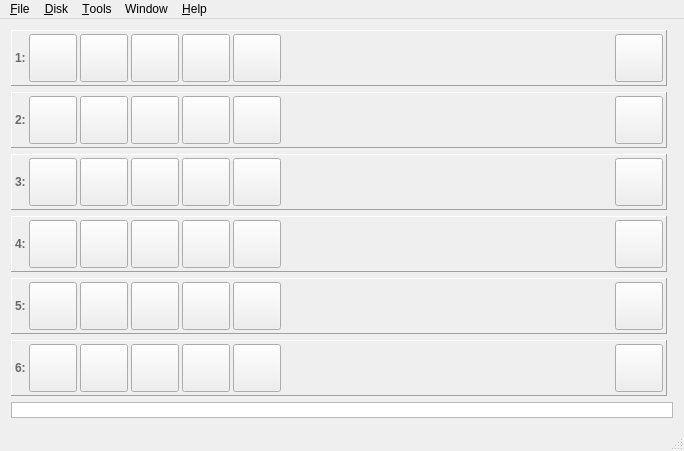
Old version of the form mainwindow.ui in the repository greblus/aspeqt.
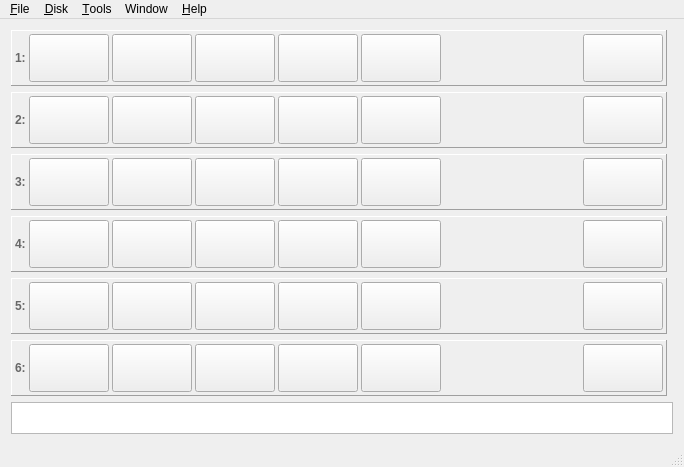
New version of the form. Icons and pictures are not drawn.

Commit message: Mainwindow: buttons are much bigger now. FTDI works reliably. PL2303 still isn't. I've to find correct timing for it.

Diff of the .ui file:
```diff
--- a/mainwindow.ui
+++ b/mainwindow.ui
@@ -46,7 +46,7 @@
        <bool>true</bool>
       </property>
       <property name="sizePolicy">
-       <sizepolicy hsizetype="Expanding" vsizetype="Fixed">
+       <sizepolicy hsizetype="Expanding" vsizetype="Expanding">
         <horstretch>0</horstretch>
         <verstretch>0</verstretch>
        </sizepolicy>
@@ -57,6 +57,12 @@
         <height>0</height>
        </size>
       </property>
+      <property name="maximumSize">
+       <size>
+        <width>16777215</width>
+        <height>100</height>
+       </size>
+      </property>
       <property name="contextMenuPolicy">
        <enum>Qt::ActionsContextMenu</enum>
       </property>
@@ -152,6 +158,12 @@
          <property name="enabled">
           <bool>true</bool>
          </property>
+         <property name="sizePolicy">
+          <sizepolicy hsizetype="Expanding" vsizetype="Expanding">
+           <horstretch>0</horstretch>
+           <verstretch>0</verstretch>
+          </sizepolicy>
+         </property>
          <property name="minimumSize">
           <size>
            <width>48</width>
@@ -160,8 +172,14 @@
          </property>
          <property name="maximumSize">
           <size>
-           <width>48</width>
-           <height>48</height>
+           <width>80</width>
+           <height>80</height>
+          </size>
+         </property>
+         <property name="sizeIncrement">
+          <size>
+           <width>1</width>
+           <height>1</height>
           </size>
          </property>
          <property name="iconSize">
@@ -177,6 +195,12 @@
          <property name="enabled">
           <bool>true</bool>
          </property>
+         <property name="sizePolicy">
+          <sizepolicy hsizetype="Expanding" vsizetype="Expanding">
+           <horstretch>0</horstretch>
+           <verstretch>0</verstretch>
+          </sizepolicy>
+         </property>
          <property name="minimumSize">
           <size>
            <width>48</width>
@@ -185,8 +209,14 @@
          </property>
          <property name="maximumSize">
           <size>
-           <width>48</width>
-           <height>48</height>
+           <width>80</width>
+           <height>80</height>
+          </size>
+         </property>
+         <property name="sizeIncrement">
+          <size>
+           <width>1</width>
+           <height>1</height>
           </size>
          </property>
          <property name="iconSize">
@@ -202,6 +232,12 @@
          <property name="enabled">
           <bool>true</bool>
          </property>
+         <property name="sizePolicy">
+          <sizepolicy hsizetype="Expanding" vsizetype="Expanding">
+           <horstretch>0</horstretch>
+           <verstretch>0</verstretch>
+          </sizepolicy>
+         </property>
          <property name="minimumSize">
           <size>
            <width>48</width>
@@ -210,8 +246,14 @@
          </property>
          <property name="maximumSize">
           <size>
-           <width>48</width>
-           <height>48</height>
+           <width>80</width>
+           <height>80</height>
+          </size>
+         </property>
+         <property name="sizeIncrement">
+          <size>
+           <width>1</width>
+           <height>1</height>
           </size>
          </property>
          <property name="iconSize">
@@ -230,6 +272,12 @@
          <property name="enabled">
           <bool>true</bool>
          </property>
+         <property name="sizePolicy">
+          <sizepolicy hsizetype="Expanding" vsizetype="Expanding">
+           <horstretch>0</horstretch>
+           <verstretch>0</verstretch>
+          </sizepolicy>
+         </property>
          <property name="minimumSize">
           <size>
            <width>48</width>
@@ -238,8 +286,14 @@
          </property>
          <property name="maximumSize">
           <size>
-           <width>48</width>
-           <height>48</height>
+           <width>80</width>
+           <height>80</height>
+          </size>
+         </property>
+         <property name="sizeIncrement">
+          <size>
+           <width>1</width>
+           <height>1</height>
           </size>
          </property>
          <property name="text">
@@ -261,6 +315,12 @@
          <property name="enabled">
           <bool>true</bool>
          </property>
+         <property name="sizePolicy">
+          <sizepolicy hsizetype="Expanding" vsizetype="Expanding">
+           <horstretch>0</horstretch>
+           <verstretch>0</verstretch>
+          </sizepolicy>
+         </property>
          <property name="minimumSize">
           <size>
            <width>48</width>
@@ -269,8 +329,14 @@
          </property>
          <property name="maximumSize">
           <size>
-           <width>48</width>
-           <height>48</height>
+           <width>80</width>
+           <height>80</height>
+          </size>
+         </property>
+         <property name="sizeIncrement">
+          <size>
+           <width>1</width>
+           <height>1</height>
           </size>
          </property>
          <property name="iconSize">
@@ -413,6 +479,12 @@
          <property name="enabled">
           <bool>true</bool>
          </property>
+         <property name="sizePolicy">
+          <sizepolicy hsizetype="Expanding" vsizetype="Expanding">
+           <horstretch>0</horstretch>
+           <verstretch>0</verstretch>
+          </sizepolicy>
+         </property>
          <property name="minimumSize">
           <size>
            <width>48</width>
@@ -421,8 +493,14 @@
          </property>
          <property name="maximumSize">
           <size>
-           <width>48</width>
-           <height>48</height>
+           <width>80</width>
+           <height>80</height>
+          </size>
+         </property>
+         <property name="sizeIncrement">
+          <size>
+           <width>1</width>
+           <height>1</height>
           </size>
          </property>
          <property name="iconSize">
@@ -442,7 +520,7 @@
        <bool>true</bool>
       </property>
       <property name="sizePolicy">
-       <sizepolicy hsizetype="Expanding" vsizetype="Fixed">
+       <sizepolicy hsizetype="Expanding" vsizetype="Expanding">
         <horstretch>0</horstretch>
         <verstretch>0</verstretch>
        </sizepolicy>
@@ -453,6 +531,12 @@
         <height>0</height>
        </size>
       </property>
+      <property name="maximumSize">
+       <size>
+        <width>16777215</width>
+        <height>100</height>
+       </size>
+      </property>
       <property name="contextMenuPolicy">
        <enum>Qt::ActionsContextMenu</enum>
       </property>
@@ -548,6 +632,12 @@
          <property name="enabled">
           <bool>true</bool>
          </property>
+         <property name="sizePolicy">
+          <sizepolicy hsizetype="Expanding" vsizetype="Expanding">
+           <horstretch>0</horstretch>
+           <verstretch>0</verstretch>
+          </sizepolicy>
+         </property>
          <property name="minimumSize">
           <size>
            <width>48</width>
@@ -556,8 +646,14 @@
          </property>
          <property name="maximumSize">
           <size>
-           <width>48</width>
-           <height>48</height>
+           <width>80</width>
+           <height>80</height>
+          </size>
+         </property>
+         <property name="sizeIncrement">
+          <size>
+           <width>1</width>
+           <height>1</height>
           </size>
          </property>
          <property name="iconSize">
@@ -573,6 +669,12 @@
          <property name="enabled">
           <bool>true</bool>
          </property>
+         <property name="sizePolicy">
+          <sizepolicy hsizetype="Expanding" vsizetype="Expanding">
+           <horstretch>0</horstretch>
+           <verstretch>0</verstretch>
+          </sizepolicy>
+         </property>
          <property name="minimumSize">
           <size>
            <width>48</width>
@@ -581,8 +683,14 @@
          </property>
          <property name="maximumSize">
           <size>
-           <width>48</width>
-           <height>48</height>
+           <width>80</width>
+           <height>80</height>
+          </size>
+         </property>
+         <property name="sizeIncrement">
+          <size>
+           <width>1</width>
+           <height>1</height>
           </size>
          </property>
          <property name="iconSize">
@@ -598,6 +706,12 @@
          <property name="enabled">
           <bool>true</bool>
          </property>
+         <property name="sizePolicy">
+          <sizepolicy hsizetype="Expanding" vsizetype="Expanding">
+           <horstretch>0</horstretch>
+           <verstretch>0</verstretch>
+          </sizepolicy>
+         </property>
          <property name="minimumSize">
           <size>
            <width>48</width>
@@ -606,8 +720,14 @@
          </property>
          <property name="maximumSize">
           <size>
-           <width>48</width>
-           <height>48</height>
+           <width>80</width>
+           <height>80</height>
+          </size>
+         </property>
+         <property name="sizeIncrement">
+          <size>
+           <width>1</width>
+           <height>1</height>
           </size>
          </property>
          <property name="iconSize">
@@ -626,6 +746,12 @@
          <property name="enabled">
           <bool>true</bool>
          </property>
+         <property name="sizePolicy">
+          <sizepolicy hsizetype="Expanding" vsizetype="Expanding">
+           <horstretch>0</horstretch>
+           <verstretch>0</verstretch>
+          </sizepolicy>
+         </property>
          <property name="minimumSize">
           <size>
            <width>48</width>
@@ -634,8 +760,14 @@
          </property>
          <property name="maximumSize">
           <size>
-           <width>48</width>
-           <height>48</height>
+           <width>80</width>
+           <height>80</height>
+          </size>
+         </property>
+         <property name="sizeIncrement">
+          <size>
+           <width>1</width>
+           <height>1</height>
           </size>
          </property>
          <property name="text">
@@ -657,6 +789,12 @@
          <property name="enabled">
           <bool>true</bool>
          </property>
+         <property name="sizePolicy">
+          <sizepolicy hsizetype="Expanding" vsizetype="Expanding">
+           <horstretch>0</horstretch>
+           <verstretch>0</verstretch>
+          </sizepolicy>
+         </property>
          <property name="minimumSize">
           <size>
            <width>48</width>
@@ -665,8 +803,14 @@
          </property>
          <property name="maximumSize">
           <size>
-           <width>48</width>
-           <height>48</height>
+           <width>80</width>
+           <height>80</height>
+          </size>
+         </property>
+         <property name="sizeIncrement">
+          <size>
+           <width>1</width>
+           <height>1</height>
           </size>
          </property>
          <property name="iconSize">
@@ -809,6 +953,12 @@
          <property name="enabled">
           <bool>true</bool>
          </property>
+         <property name="sizePolicy">
+          <sizepolicy hsizetype="Expanding" vsizetype="Expanding">
+           <horstretch>0</horstretch>
+           <verstretch>0</verstretch>
+          </sizepolicy>
+         </property>
          <property name="minimumSize">
           <size>
            <width>48</width>
@@ -817,8 +967,14 @@
          </property>
          <property name="maximumSize">
           <size>
-           <width>48</width>
-           <height>48</height>
+           <width>80</width>
+           <height>80</height>
+          </size>
+         </property>
+         <property name="sizeIncrement">
+          <size>
+           <width>1</width>
+           <height>1</height>
           </size>
          </property>
          <property name="iconSize">
@@ -835,7 +991,7 @@
     <item row="6" column="0" colspan="2">
      <widget class="QTextEdit" name="textEdit">
       <property name="sizePolicy">
-       <sizepolicy hsizetype="Ignored" vsizetype="Ignored">
+       <sizepolicy hsizetype="Expanding" vsizetype="Maximum">
         <horstretch>0</horstretch>
         <verstretch>0</verstretch>
        </sizepolicy>
@@ -843,7 +999,19 @@
       <property name="minimumSize">
        <size>
         <width>0</width>
-        <height>16</height>
+        <height>32</height>
+       </size>
+      </property>
+      <property name="maximumSize">
+       <size>
+        <width>16777215</width>
+        <height>80</height>
+       </size>
+      </property>
+      <property name="sizeIncrement">
+       <size>
+        <width>1</width>
+        <height>1</height>
        </size>
       </property>
       <property name="contextMenuPolicy">
@@ -866,7 +1034,7 @@
        <bool>true</bool>
       </property>
       <property name="sizePolicy">
-       <sizepolicy hsizetype="Expanding" vsizetype="Fixed">
+       <sizepolicy hsizetype="Expanding" vsizetype="Expanding">
         <horstretch>0</horstretch>
         <verstretch>0</verstretch>
        </sizepolicy>
@@ -877,6 +1045,12 @@
         <height>0</height>
        </size>
       </property>
+      <property name="maximumSize">
+       <size>
+        <width>16777215</width>
+        <height>100</height>
+       </size>
+      </property>
       <property name="contextMenuPolicy">
        <enum>Qt::ActionsContextMenu</enum>
       </property>
@@ -972,6 +1146,12 @@
          <property name="enabled">
           <bool>true</bool>
          </property>
+         <property name="sizePolicy">
+          <sizepolicy hsizetype="Expanding" vsizetype="Expanding">
+           <horstretch>0</horstretch>
+           <verstretch>0</verstretch>
+          </sizepolicy>
+         </property>
          <property name="minimumSize">
           <size>
            <width>48</width>
@@ -980,8 +1160,14 @@
          </property>
          <property name="maximumSize">
           <size>
-           <width>48</width>
-           <height>48</height>
+           <width>80</width>
+           <height>80</height>
+          </size>
+         </property>
+         <property name="sizeIncrement">
+          <size>
+           <width>1</width>
+           <height>1</height>
           </size>
          </property>
          <property name="iconSize">
@@ -997,6 +1183,12 @@
          <property name="enabled">
           <bool>true</bool>
          </property>
+         <property name="sizePolicy">
+          <sizepolicy hsizetype="Expanding" vsizetype="Expanding">
+           <horstretch>0</horstretch>
+           <verstretch>0</verstretch>
+          </sizepolicy>
+         </property>
          <property name="minimumSize">
           <size>
            <width>48</width>
@@ -1005,8 +1197,14 @@
          </property>
          <property name="maximumSize">
           <size>
-           <width>48</width>
-           <height>48</height>
+           <width>80</width>
+           <height>80</height>
+          </size>
+         </property>
+         <property name="sizeIncrement">
+          <size>
+           <width>1</width>
+           <height>1</height>
           </size>
          </property>
          <property name="iconSize">
@@ -1022,6 +1220,12 @@
          <property name="enabled">
           <bool>true</bool>
          </property>
+         <property name="sizePolicy">
+          <sizepolicy hsizetype="Expanding" vsizetype="Expanding">
+           <horstretch>0</horstretch>
+           <verstretch>0</verstretch>
+          </sizepolicy>
+         </property>
          <property name="minimumSize">
           <size>
            <width>48</width>
@@ -1030,8 +1234,14 @@
          </property>
          <property name="maximumSize">
           <size>
-           <width>48</width>
-           <height>48</height>
+           <width>80</width>
+           <height>80</height>
+          </size>
+         </property>
+         <property name="sizeIncrement">
+          <size>
+           <width>1</width>
+           <height>1</height>
           </size>
          </property>
          <property name="iconSize">
@@ -1050,6 +1260,12 @@
          <property name="enabled">
           <bool>true</bool>
          </property>
+         <property name="sizePolicy">
+          <sizepolicy hsizetype="Expanding" vsizetype="Expanding">
+           <horstretch>0</horstretch>
+           <verstretch>0</verstretch>
+          </sizepolicy>
+         </property>
          <property name="minimumSize">
           <size>
            <width>48</width>
@@ -1058,8 +1274,14 @@
          </property>
          <property name="maximumSize">
           <size>
-           <width>48</width>
-           <height>48</height>
+           <width>80</width>
+           <height>80</height>
+          </size>
+         </property>
+         <property name="sizeIncrement">
+          <size>
+           <width>1</width>
+           <height>1</height>
           </size>
          </property>
          <property name="text">
@@ -1081,6 +1303,12 @@
          <property name="enabled">
           <bool>true</bool>
          </property>
+         <property name="sizePolicy">
+          <sizepolicy hsizetype="Expanding" vsizetype="Expanding">
+           <horstretch>0</horstretch>
+           <verstretch>0</verstretch>
+          </sizepolicy>
+         </property>
          <property name="minimumSize">
           <size>
            <width>48</width>
@@ -1089,8 +1317,14 @@
          </property>
          <property name="maximumSize">
           <size>
-           <width>48</width>
-           <height>48</height>
+           <width>80</width>
+           <height>80</height>
+          </size>
+         </property>
+         <property name="sizeIncrement">
+          <size>
+           <width>1</width>
+           <height>1</height>
           </size>
          </property>
          <property name="iconSize">
@@ -1242,6 +1476,12 @@
          <property name="enabled">
           <bool>true</bool>
          </property>
+         <property name="sizePolicy">
+          <sizepolicy hsizetype="Expanding" vsizetype="Expanding">
+           <horstretch>0</horstretch>
+           <verstretch>0</verstretch>
+          </sizepolicy>
+         </property>
          <property name="minimumSize">
           <size>
            <width>48</width>
@@ -1250,8 +1490,14 @@
          </property>
          <property name="maximumSize">
           <size>
-           <width>48</width>
-           <height>48</height>
+           <width>80</width>
+           <height>80</height>
+          </size>
+         </property>
+         <property name="sizeIncrement">
+          <size>
+           <width>1</width>
+           <height>1</height>
           </size>
          </property>
          <property name="iconSize">
@@ -1271,7 +1517,7 @@
        <bool>true</bool>
       </property>
       <property name="sizePolicy">
-       <sizepolicy hsizetype="Expanding" vsizetype="Fixed">
+       <sizepolicy hsizetype="Expanding" vsizetype="Expanding">
         <horstretch>0</horstretch>
         <verstretch>0</verstretch>
        </sizepolicy>
@@ -1282,6 +1528,12 @@
         <height>0</height>
        </size>
       </property>
+      <property name="maximumSize">
+       <size>
+        <width>16777215</width>
+        <height>100</height>
+       </size>
+      </property>
       <property name="contextMenuPolicy">
        <enum>Qt::ActionsContextMenu</enum>
       </property>
@@ -1377,6 +1629,12 @@
          <property name="enabled">
           <bool>true</bool>
          </property>
+         <property name="sizePolicy">
+          <sizepolicy hsizetype="Expanding" vsizetype="Expanding">
+           <horstretch>0</horstretch>
+           <verstretch>0</verstretch>
+          </sizepolicy>
+         </property>
          <property name="minimumSize">
           <size>
            <width>48</width>
@@ -1385,8 +1643,14 @@
          </property>
          <property name="maximumSize">
           <size>
-           <width>48</width>
-           <height>48</height>
+           <width>80</width>
+           <height>80</height>
+          </size>
+         </property>
+         <property name="sizeIncrement">
+          <size>
+           <width>1</width>
+           <height>1</height>
           </size>
          </property>
          <property name="iconSize">
@@ -1402,6 +1666,12 @@
          <property name="enabled">
           <bool>true</bool>
          </property>
+         <property name="sizePolicy">
+          <sizepolicy hsizetype="Expanding" vsizetype="Expanding">
+           <horstretch>0</horstretch>
+           <verstretch>0</verstretch>
+          </sizepolicy>
+         </property>
          <property name="minimumSize">
           <size>
            <width>48</width>
@@ -1410,8 +1680,14 @@
          </property>
          <property name="maximumSize">
           <size>
-           <width>48</width>
-           <height>48</height>
+           <width>80</width>
+           <height>80</height>
+          </size>
+         </property>
+         <property name="sizeIncrement">
+          <size>
+           <width>1</width>
+           <height>1</height>
           </size>
          </property>
          <property name="iconSize">
@@ -1427,6 +1703,12 @@
          <property name="enabled">
           <bool>true</bool>
          </property>
+         <property name="sizePolicy">
+          <sizepolicy hsizetype="Expanding" vsizetype="Expanding">
+           <horstretch>0</horstretch>
+           <verstretch>0</verstretch>
+          </sizepolicy>
+         </property>
          <property name="minimumSize">
           <size>
            <width>48</width>
@@ -1435,8 +1717,14 @@
          </property>
          <property name="maximumSize">
           <size>
-           <width>48</width>
-           <height>48</height>
+           <width>80</width>
+           <height>80</height>
+          </size>
+         </property>
+         <property name="sizeIncrement">
+          <size>
+           <width>1</width>
+           <height>1</height>
           </size>
          </property>
          <property name="iconSize">
@@ -1455,6 +1743,12 @@
          <property name="enabled">
           <bool>true</bool>
          </property>
+         <property name="sizePolicy">
+          <sizepolicy hsizetype="Expanding" vsizetype="Expanding">
+           <horstretch>0</horstretch>
+           <verstretch>0</verstretch>
+          </sizepolicy>
+         </property>
          <property name="minimumSize">
           <size>
            <width>48</width>
@@ -1463,8 +1757,14 @@
          </property>
          <property name="maximumSize">
           <size>
-           <width>48</width>
-           <height>48</height>
+           <width>80</width>
+           <height>80</height>
+          </size>
+         </property>
+         <property name="sizeIncrement">
+          <size>
+           <width>1</width>
+           <height>1</height>
           </size>
          </property>
          <property name="text">
@@ -1486,6 +1786,12 @@
          <property name="enabled">
           <bool>true</bool>
          </property>
+         <property name="sizePolicy">
+          <sizepolicy hsizetype="Expanding" vsizetype="Expanding">
+           <horstretch>0</horstretch>
+           <verstretch>0</verstretch>
+          </sizepolicy>
+         </property>
          <property name="minimumSize">
           <size>
            <width>48</width>
@@ -1494,8 +1800,14 @@
          </property>
          <property name="maximumSize">
           <size>
-           <width>48</width>
-           <height>48</height>
+           <width>80</width>
+           <height>80</height>
+          </size>
+         </property>
+         <property name="sizeIncrement">
+          <size>
+           <width>1</width>
+           <height>1</height>
           </size>
          </property>
          <property name="iconSize">
@@ -1647,6 +1959,12 @@
          <property name="enabled">
           <bool>true</bool>
          </property>
+         <property name="sizePolicy">
+          <sizepolicy hsizetype="Expanding" vsizetype="Expanding">
+           <horstretch>0</horstretch>
+           <verstretch>0</verstretch>
+          </sizepolicy>
+         </property>
          <property name="minimumSize">
           <size>
            <width>48</width>
@@ -1655,8 +1973,14 @@
          </property>
          <property name="maximumSize">
           <size>
-           <width>48</width>
-           <height>48</height>
+           <width>80</width>
+           <height>80</height>
+          </size>
+         </property>
+         <property name="sizeIncrement">
+          <size>
+           <width>1</width>
+           <height>1</height>
           </size>
          </property>
          <property name="iconSize">
@@ -1676,7 +2000,7 @@
        <bool>true</bool>
       </property>
       <property name="sizePolicy">
-       <sizepolicy hsizetype="Expanding" vsizetype="Fixed">
+       <sizepolicy hsizetype="Expanding" vsizetype="Expanding">
         <horstretch>0</horstretch>
         <verstretch>0</verstretch>
        </sizepolicy>
@@ -1687,6 +2011,12 @@
         <height>0</height>
        </size>
       </property>
+      <property name="maximumSize">
+       <size>
+        <width>16777215</width>
+        <height>100</height>
+       </size>
+      </property>
       <property name="contextMenuPolicy">
        <enum>Qt::ActionsContextMenu</enum>
       </property>
@@ -1782,6 +2112,12 @@
          <property name="enabled">
           <bool>true</bool>
          </property>
+         <property name="sizePolicy">
+          <sizepolicy hsizetype="Expanding" vsizetype="Expanding">
+           <horstretch>0</horstretch>
+           <verstretch>0</verstretch>
+          </sizepolicy>
+         </property>
          <property name="minimumSize">
           <size>
            <width>48</width>
@@ -1790,8 +2126,14 @@
          </property>
          <property name="maximumSize">
           <size>
-           <width>48</width>
-           <height>48</height>
+           <width>80</width>
+           <height>80</height>
+          </size>
+         </property>
+         <property name="sizeIncrement">
+          <size>
+           <width>1</width>
+           <height>1</height>
           </size>
          </property>
          <property name="iconSize">
@@ -1807,6 +2149,12 @@
          <property name="enabled">
           <bool>true</bool>
          </property>
+         <property name="sizePolicy">
+          <sizepolicy hsizetype="Expanding" vsizetype="Expanding">
+           <horstretch>0</horstretch>
+           <verstretch>0</verstretch>
+          </sizepolicy>
+         </property>
          <property name="minimumSize">
           <size>
            <width>48</width>
@@ -1815,8 +2163,14 @@
          </property>
          <property name="maximumSize">
           <size>
-           <width>48</width>
-           <height>48</height>
+           <width>80</width>
+           <height>80</height>
+          </size>
+         </property>
+         <property name="sizeIncrement">
+          <size>
+           <width>1</width>
+           <height>1</height>
           </size>
          </property>
          <property name="iconSize">
@@ -1832,6 +2186,12 @@
          <property name="enabled">
           <bool>true</bool>
          </property>
+         <property name="sizePolicy">
+          <sizepolicy hsizetype="Expanding" vsizetype="Expanding">
+           <horstretch>0</horstretch>
+           <verstretch>0</verstretch>
+          </sizepolicy>
+         </property>
          <property name="minimumSize">
           <size>
            <width>48</width>
@@ -1840,8 +2200,14 @@
          </property>
          <property name="maximumSize">
           <size>
-           <width>48</width>
-           <height>48</height>
+           <width>80</width>
+           <height>80</height>
+          </size>
+         </property>
+         <property name="sizeIncrement">
+          <size>
+           <width>1</width>
+           <height>1</height>
           </size>
          </property>
          <property name="iconSize">
@@ -1860,6 +2226,12 @@
          <property name="enabled">
           <bool>true</bool>
          </property>
+         <property name="sizePolicy">
+          <sizepolicy hsizetype="Expanding" vsizetype="Expanding">
+           <horstretch>0</horstretch>
+           <verstretch>0</verstretch>
+          </sizepolicy>
+         </property>
          <property name="minimumSize">
           <size>
            <width>48</width>
@@ -1868,8 +2240,14 @@
          </property>
          <property name="maximumSize">
           <size>
-           <width>48</width>
-           <height>48</height>
+           <width>80</width>
+           <height>80</height>
+          </size>
+         </property>
+         <property name="sizeIncrement">
+          <size>
+           <width>1</width>
+           <height>1</height>
           </size>
          </property>
          <property name="text">
@@ -1891,6 +2269,12 @@
          <property name="enabled">
           <bool>true</bool>
          </property>
+         <property name="sizePolicy">
+          <sizepolicy hsizetype="Expanding" vsizetype="Expanding">
+           <horstretch>0</horstretch>
+           <verstretch>0</verstretch>
+          </sizepolicy>
+         </property>
          <property name="minimumSize">
           <size>
            <width>48</width>
@@ -1899,8 +2283,14 @@
          </property>
          <property name="maximumSize">
           <size>
-           <width>48</width>
-           <height>48</height>
+           <width>80</width>
+           <height>80</height>
+          </size>
+         </property>
+         <property name="sizeIncrement">
+          <size>
+           <width>1</width>
+           <height>1</height>
           </size>
          </property>
          <property name="iconSize">
@@ -2043,6 +2433,12 @@
          <property name="enabled">
           <bool>true</bool>
          </property>
+         <property name="sizePolicy">
+          <sizepolicy hsizetype="Expanding" vsizetype="Expanding">
+           <horstretch>0</horstretch>
+           <verstretch>0</verstretch>
+          </sizepolicy>
+         </property>
          <property name="minimumSize">
           <size>
            <width>48</width>
@@ -2051,8 +2447,14 @@
          </property>
          <property name="maximumSize">
           <size>
-           <width>48</width>
-           <height>48</height>
+           <width>80</width>
+           <height>80</height>
+          </size>
+         </property>
+         <property name="sizeIncrement">
+          <size>
+           <width>1</width>
+           <height>1</height>
           </size>
          </property>
          <property name="iconSize">
@@ -2069,7 +2471,7 @@
     <item row="0" column="0">
      <widget class="QFrame" name="horizontalFrame_1">
       <property name="sizePolicy">
-       <sizepolicy hsizetype="Expanding" vsizetype="Fixed">
+       <sizepolicy hsizetype="Expanding" vsizetype="Expanding">
         <horstretch>0</horstretch>
         <verstretch>0</verstretch>
        </sizepolicy>
@@ -2080,6 +2482,12 @@
         <height>0</height>
        </size>
       </property>
+      <property name="maximumSize">
+       <size>
+        <width>16777215</width>
+        <height>100</height>
+       </size>
+      </property>
       <property name="contextMenuPolicy">
        <enum>Qt::ActionsContextMenu</enum>
       </property>
@@ -2202,6 +2610,12 @@
          <property name="enabled">
           <bool>true</bool>
          </property>
+         <property name="sizePolicy">
+          <sizepolicy hsizetype="Expanding" vsizetype="Expanding">
+           <horstretch>0</horstretch>
+           <verstretch>0</verstretch>
+          </sizepolicy>
+         </property>
          <property name="minimumSize">
           <size>
            <width>48</width>
@@ -2210,8 +2624,14 @@
          </property>
          <property name="maximumSize">
           <size>
-           <width>48</width>
-           <height>48</height>
+           <width>80</width>
+           <height>80</height>
+          </size>
+         </property>
+         <property name="sizeIncrement">
+          <size>
+           <width>1</width>
+           <height>1</height>
           </size>
          </property>
          <property name="iconSize">
@@ -2227,6 +2647,12 @@
          <property name="enabled">
           <bool>true</bool>
          </property>
+         <property name="sizePolicy">
+          <sizepolicy hsizetype="Expanding" vsizetype="Expanding">
+           <horstretch>0</horstretch>
+           <verstretch>0</verstretch>
+          </sizepolicy>
+         </property>
          <property name="minimumSize">
           <size>
            <width>48</width>
@@ -2235,8 +2661,14 @@
          </property>
          <property name="maximumSize">
           <size>
-           <width>48</width>
-           <height>48</height>
+           <width>80</width>
+           <height>80</height>
+          </size>
+         </property>
+         <property name="sizeIncrement">
+          <size>
+           <width>1</width>
+           <height>1</height>
           </size>
          </property>
          <property name="iconSize">
@@ -2252,6 +2684,12 @@
          <property name="enabled">
           <bool>true</bool>
          </property>
+         <property name="sizePolicy">
+          <sizepolicy hsizetype="Expanding" vsizetype="Expanding">
+           <horstretch>0</horstretch>
+           <verstretch>0</verstretch>
+          </sizepolicy>
+         </property>
          <property name="minimumSize">
           <size>
            <width>48</width>
@@ -2260,8 +2698,14 @@
          </property>
          <property name="maximumSize">
           <size>
-           <width>48</width>
-           <height>48</height>
+           <width>80</width>
+           <height>80</height>
+          </size>
+         </property>
+         <property name="sizeIncrement">
+          <size>
+           <width>1</width>
+           <height>1</height>
           </size>
          </property>
          <property name="iconSize">
@@ -2280,6 +2724,12 @@
          <property name="enabled">
           <bool>true</bool>
          </property>
+         <property name="sizePolicy">
+          <sizepolicy hsizetype="Expanding" vsizetype="Expanding">
+           <horstretch>0</horstretch>
+           <verstretch>0</verstretch>
+          </sizepolicy>
+         </property>
          <property name="minimumSize">
           <size>
            <width>48</width>
@@ -2288,8 +2738,14 @@
          </property>
          <property name="maximumSize">
           <size>
-           <width>48</width>
-           <height>48</height>
+           <width>80</width>
+           <height>80</height>
+          </size>
+         </property>
+         <property name="sizeIncrement">
+          <size>
+           <width>1</width>
+           <height>1</height>
           </size>
          </property>
          <property name="toolTip">
@@ -2320,6 +2776,12 @@
          <property name="enabled">
           <bool>true</bool>
          </property>
+         <property name="sizePolicy">
+          <sizepolicy hsizetype="Expanding" vsizetype="Expanding">
+           <horstretch>0</horstretch>
+           <verstretch>0</verstretch>
+          </sizepolicy>
+         </property>
          <property name="minimumSize">
           <size>
            <width>48</width>
@@ -2328,8 +2790,14 @@
          </property>
          <property name="maximumSize">
           <size>
-           <width>48</width>
-           <height>48</height>
+           <width>80</width>
+           <height>80</height>
+          </size>
+         </property>
+         <property name="sizeIncrement">
+          <size>
+           <width>1</width>
+           <height>1</height>
           </size>
          </property>
          <property name="iconSize">
@@ -2481,6 +2949,12 @@
          <property name="enabled">
           <bool>true</bool>
          </property>
+         <property name="sizePolicy">
+          <sizepolicy hsizetype="Expanding" vsizetype="Expanding">
+           <horstretch>0</horstretch>
+           <verstretch>0</verstretch>
+          </sizepolicy>
+         </property>
          <property name="minimumSize">
           <size>
            <width>48</width>
@@ -2489,8 +2963,14 @@
          </property>
          <property name="maximumSize">
           <size>
-           <width>48</width>
-           <height>48</height>
+           <width>80</width>
+           <height>80</height>
+          </size>
+         </property>
+         <property name="sizeIncrement">
+          <size>
+           <width>1</width>
+           <height>1</height>
           </size>
          </property>
          <property name="iconSize">
```
The commit also changes 2 other files.
